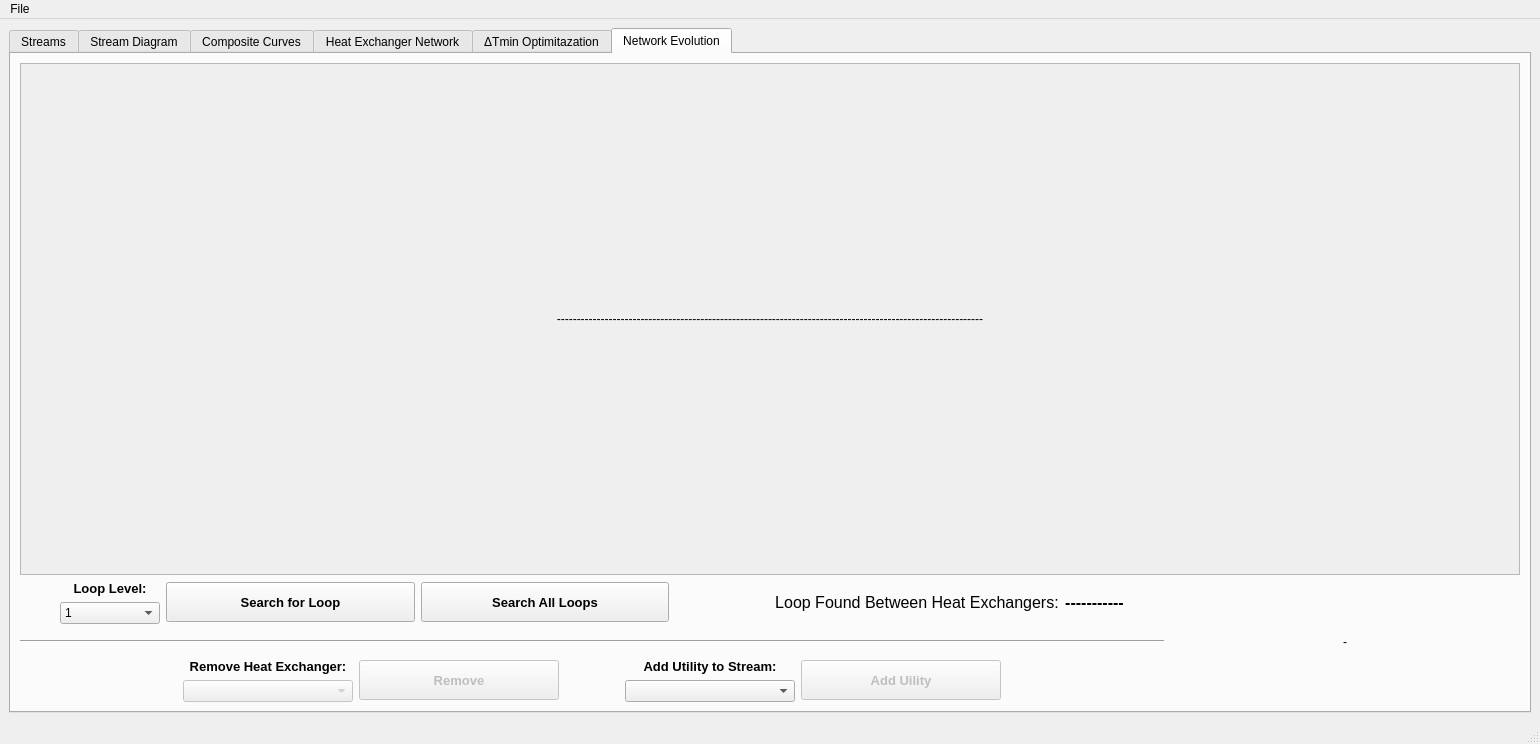
The window that interface/MPinch.ui (CarlosTadeuVassoler/MPinch) describes before a commit, drawn with Qt 5.
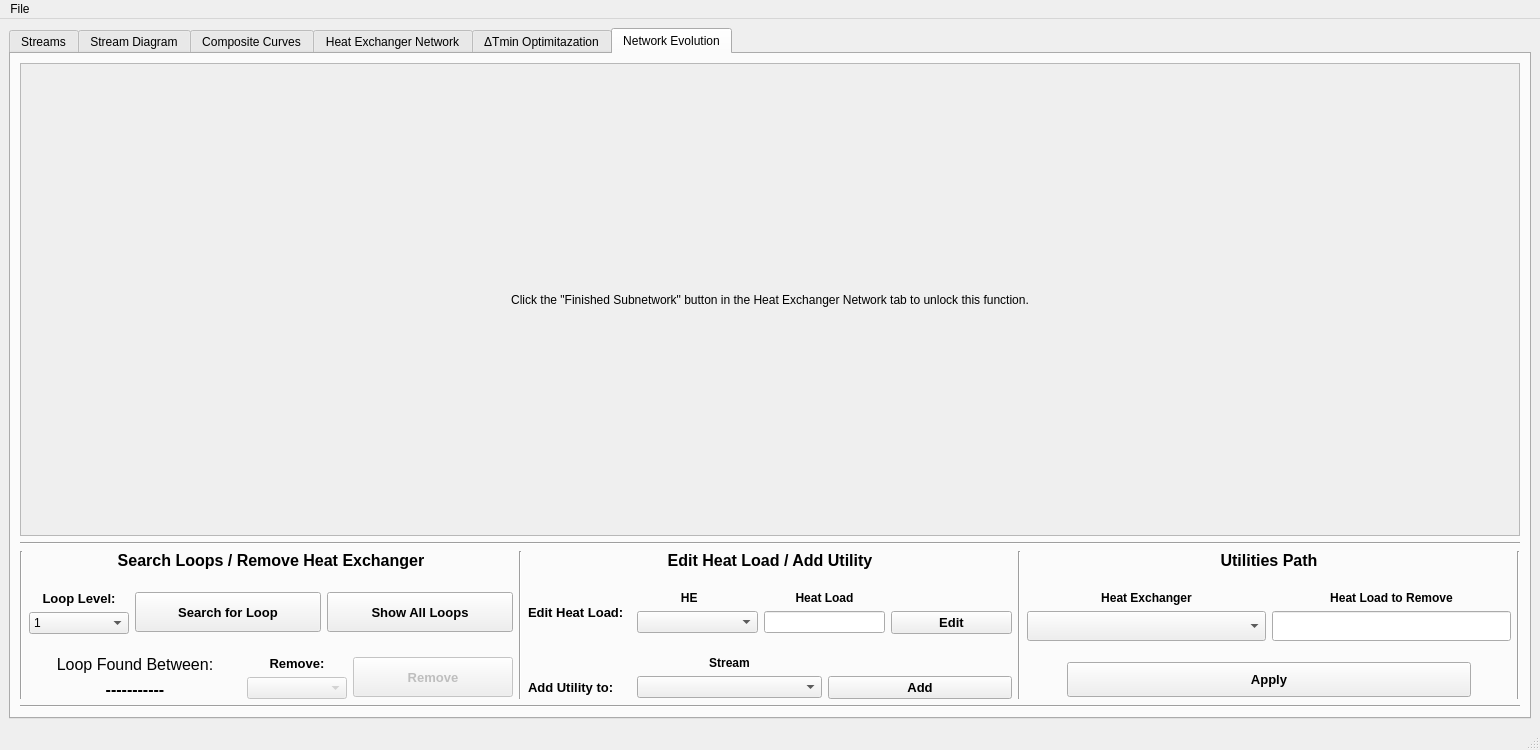
The same window after the commit. The open tabs and pages were chosen to show the change.

What changed in the file:
```diff
--- a/interface/MPinch.ui
+++ b/interface/MPinch.ui
@@ -7,7 +7,7 @@
     <x>0</x>
     <y>0</y>
     <width>1540</width>
-    <height>744</height>
+    <height>750</height>
    </rect>
   </property>
   <property name="sizePolicy">
@@ -874,17 +874,20 @@
              </widget>
             </item>
             <item>
-             <widget class="QLabel" name="label_2">
-              <property name="minimumSize">
+             <spacer name="horizontalSpacer_20">
+              <property name="orientation">
+               <enum>Qt::Horizontal</enum>
+              </property>
+              <property name="sizeType">
+               <enum>QSizePolicy::Fixed</enum>
+              </property>
+              <property name="sizeHint" stdset="0">
                <size>
-                <width>200</width>
-                <height>0</height>
+                <width>400</width>
+                <height>20</height>
                </size>
               </property>
-              <property name="text">
-               <string/>
-              </property>
-             </widget>
+             </spacer>
             </item>
            </layout>
           </item>
@@ -3713,7 +3716,7 @@
                <x>0</x>
                <y>0</y>
                <width>1494</width>
-               <height>488</height>
+               <height>440</height>
               </rect>
              </property>
              <layout class="QVBoxLayout" name="verticalLayout_16">
@@ -3728,7 +3731,7 @@
                    </size>
                   </property>
                   <property name="text">
-                   <string>-----------------------------------------------------------------------------------------------------------</string>
+                   <string>Click the &quot;Finished Subnetwork&quot; button in the Heat Exchanger Network tab to unlock this function.</string>
                   </property>
                   <property name="alignment">
                    <set>Qt::AlignCenter</set>
@@ -3741,34 +3744,82 @@
             </widget>
            </widget>
           </item>
+         </layout>
+        </item>
+        <item row="2" column="0">
+         <widget class="Line" name="line_16">
+          <property name="orientation">
+           <enum>Qt::Horizontal</enum>
+          </property>
+         </widget>
+        </item>
+        <item row="4" column="0">
+         <widget class="Line" name="line_17">
+          <property name="orientation">
+           <enum>Qt::Horizontal</enum>
+          </property>
+         </widget>
+        </item>
+        <item row="3" column="0">
+         <layout class="QVBoxLayout" name="verticalLayout_17">
           <item>
-           <layout class="QHBoxLayout" name="horizontalLayout_20">
+           <layout class="QHBoxLayout" name="manipulacoes">
             <item>
-             <layout class="QVBoxLayout" name="verticalLayout_18">
+             <widget class="Line" name="line_2">
+              <property name="orientation">
+               <enum>Qt::Vertical</enum>
+              </property>
+             </widget>
+            </item>
+            <item>
+             <layout class="QVBoxLayout" name="loops">
+              <item>
+               <widget class="QLabel" name="label_50">
+                <property name="sizePolicy">
+                 <sizepolicy hsizetype="Minimum" vsizetype="Maximum">
+                  <horstretch>0</horstretch>
+                  <verstretch>0</verstretch>
+                 </sizepolicy>
+                </property>
+                <property name="font">
+                 <font>
+                  <pointsize>12</pointsize>
+                  <weight>75</weight>
+                  <bold>true</bold>
+                 </font>
+                </property>
+                <property name="text">
+                 <string>Search Loops / Remove Heat Exchanger</string>
+                </property>
+                <property name="alignment">
+                 <set>Qt::AlignHCenter|Qt::AlignTop</set>
+                </property>
+               </widget>
+              </item>
+              <item>
+               <spacer name="verticalSpacer_3">
+                <property name="orientation">
+                 <enum>Qt::Vertical</enum>
+                </property>
+                <property name="sizeType">
+                 <enum>QSizePolicy::Fixed</enum>
+                </property>
+                <property name="sizeHint" stdset="0">
+                 <size>
+                  <width>20</width>
+                  <height>15</height>
+                 </size>
+                </property>
+               </spacer>
+              </item>
               <item>
                <layout class="QHBoxLayout" name="horizontalLayout_19">
-                <item>
-                 <spacer name="horizontalSpacer_17">
-                  <property name="orientation">
-                   <enum>Qt::Horizontal</enum>
-                  </property>
-                  <property name="sizeType">
-                   <enum>QSizePolicy::Fixed</enum>
-                  </property>
-                  <property name="sizeHint" stdset="0">
-                   <size>
-                    <width>40</width>
-                    <height>20</height>
-                   </size>
-                  </property>
-                 </spacer>
-                </item>
                 <item>
                  <layout class="QVBoxLayout" name="verticalLayout_12">
                   <item>
                    <widget class="QLabel" name="label">
                     <property name="sizePolicy">
-                     <sizepolicy hsizetype="Preferred" vsizetype="Preferred">
+                     <sizepolicy hsizetype="Preferred" vsizetype="Maximum">
                       <horstretch>0</horstretch>
                       <verstretch>0</verstretch>
                      </sizepolicy>
@@ -3803,6 +3854,12 @@
                   </item>
                   <item>
                    <widget class="QComboBox" name="nivel">
+                    <property name="sizePolicy">
+                     <sizepolicy hsizetype="Fixed" vsizetype="Maximum">
+                      <horstretch>0</horstretch>
+                      <verstretch>0</verstretch>
+                     </sizepolicy>
+                    </property>
                     <property name="minimumSize">
                      <size>
                       <width>100</width>
@@ -3811,7 +3868,7 @@
                     </property>
                     <property name="maximumSize">
                      <size>
-                      <width>100</width>
+                      <width>16777215</width>
                       <height>16777215</height>
                      </size>
                     </property>
@@ -3826,15 +3883,21 @@
                 </item>
                 <item>
                  <widget class="QPushButton" name="identificar_laco">
+                  <property name="sizePolicy">
+                   <sizepolicy hsizetype="Minimum" vsizetype="Fixed">
+                    <horstretch>0</horstretch>
+                    <verstretch>0</verstretch>
+                   </sizepolicy>
+                  </property>
                   <property name="minimumSize">
                    <size>
-                    <width>150</width>
+                    <width>180</width>
                     <height>40</height>
                    </size>
                   </property>
                   <property name="maximumSize">
                    <size>
-                    <width>300</width>
+                    <width>16777215</width>
                     <height>16777215</height>
                    </size>
                   </property>
@@ -3855,10 +3918,16 @@
                  <widget class="QPushButton" name="identificar_todos">
                   <property name="minimumSize">
                    <size>
-                    <width>150</width>
+                    <width>180</width>
                     <height>40</height>
                    </size>
                   </property>
+                  <property name="maximumSize">
+                   <size>
+                    <width>300</width>
+                    <height>16777215</height>
+                   </size>
+                  </property>
                   <property name="font">
                    <font>
                     <family>Arial</family>
@@ -3868,28 +3937,32 @@
                    </font>
                   </property>
                   <property name="text">
-                   <string>Search All Loops</string>
+                   <string>Show All Loops</string>
                   </property>
                  </widget>
                 </item>
+               </layout>
+              </item>
+              <item>
+               <spacer name="verticalSpacer_5">
+                <property name="orientation">
+                 <enum>Qt::Vertical</enum>
+                </property>
+                <property name="sizeType">
+                 <enum>QSizePolicy::Fixed</enum>
+                </property>
+                <property name="sizeHint" stdset="0">
+                 <size>
+                  <width>20</width>
+                  <height>15</height>
+                 </size>
+                </property>
+               </spacer>
+              </item>
+              <item>
+               <layout class="QHBoxLayout" name="horizontalLayout_21">
                 <item>
-                 <spacer name="horizontalSpacer">
-                  <property name="orientation">
-                   <enum>Qt::Horizontal</enum>
-                  </property>
-                  <property name="sizeType">
-                   <enum>QSizePolicy::Maximum</enum>
-                  </property>
-                  <property name="sizeHint" stdset="0">
-                   <size>
-                    <width>100</width>
-                    <height>20</height>
-                   </size>
-                  </property>
-                 </spacer>
-                </item>
-                <item>
-                 <layout class="QHBoxLayout" name="horizontalLayout_22">
+                 <layout class="QVBoxLayout" name="verticalLayout_18">
                   <item>
                    <widget class="QLabel" name="label_7">
                     <property name="font">
@@ -3901,7 +3974,7 @@
                      </font>
                     </property>
                     <property name="text">
-                     <string>Loop Found Between Heat Exchangers:</string>
+                     <string>Loop Found Between:</string>
                     </property>
                     <property name="alignment">
                      <set>Qt::AlignCenter</set>
@@ -3929,90 +4002,18 @@
                  </layout>
                 </item>
                 <item>
-                 <spacer name="horizontalSpacer_15">
-                  <property name="orientation">
-                   <enum>Qt::Horizontal</enum>
-                  </property>
-                  <property name="sizeType">
-                   <enum>QSizePolicy::Fixed</enum>
-                  </property>
-                  <property name="sizeHint" stdset="0">
-                   <size>
-                    <width>40</width>
-                    <height>20</height>
-                   </size>
-                  </property>
-                 </spacer>
-                </item>
-               </layout>
-              </item>
-              <item>
-               <spacer name="verticalSpacer_4">
-                <property name="orientation">
-                 <enum>Qt::Vertical</enum>
-                </property>
-                <property name="sizeType">
-                 <enum>QSizePolicy::Maximum</enum>
-                </property>
-                <property name="sizeHint" stdset="0">
-                 <size>
-                  <width>20</width>
-                  <height>10</height>
-                 </size>
-                </property>
-               </spacer>
-              </item>
-              <item>
-               <widget class="Line" name="line_2">
-                <property name="orientation">
-                 <enum>Qt::Horizontal</enum>
-                </property>
-               </widget>
-              </item>
-              <item>
-               <spacer name="verticalSpacer">
-                <property name="orientation">
-                 <enum>Qt::Vertical</enum>
-                </property>
-                <property name="sizeType">
-                 <enum>QSizePolicy::Maximum</enum>
-                </property>
-                <property name="sizeHint" stdset="0">
-                 <size>
-                  <width>20</width>
-                  <height>10</height>
-                 </size>
-                </property>
-               </spacer>
-              </item>
-              <item>
-               <layout class="QHBoxLayout" name="horizontalLayout_21">
-                <item>
-                 <spacer name="horizontalSpacer_14">
-                  <property name="orientation">
-                   <enum>Qt::Horizontal</enum>
-                  </property>
-                  <property name="sizeHint" stdset="0">
-                   <size>
-                    <width>40</width>
-                    <height>20</height>
-                   </size>
-                  </property>
-                 </spacer>
-                </item>
-                <item>
                  <layout class="QVBoxLayout" name="verticalLayout_9">
                   <item>
                    <widget class="QLabel" name="label_8">
                     <property name="minimumSize">
                      <size>
-                      <width>170</width>
+                      <width>0</width>
                       <height>0</height>
                      </size>
                     </property>
                     <property name="maximumSize">
                      <size>
-                      <width>200</width>
+                      <width>100</width>
                       <height>16777215</height>
                      </size>
                     </property>
@@ -4025,7 +4026,7 @@
                      </font>
                     </property>
                     <property name="text">
-                     <string>Remove Heat Exchanger:</string>
+                     <string>Remove:</string>
                     </property>
                     <property name="alignment">
                      <set>Qt::AlignCenter</set>
@@ -4037,15 +4038,21 @@
                     <property name="enabled">
                      <bool>false</bool>
                     </property>
+                    <property name="sizePolicy">
+                     <sizepolicy hsizetype="Fixed" vsizetype="Fixed">
+                      <horstretch>0</horstretch>
+                      <verstretch>0</verstretch>
+                     </sizepolicy>
+                    </property>
                     <property name="minimumSize">
                      <size>
-                      <width>170</width>
+                      <width>100</width>
                       <height>0</height>
                      </size>
                     </property>
                     <property name="maximumSize">
                      <size>
-                      <width>200</width>
+                      <width>16777215</width>
                       <height>16777215</height>
                      </size>
                     </property>
@@ -4061,9 +4068,15 @@
                   <property name="enabled">
                    <bool>false</bool>
                   </property>
+                  <property name="sizePolicy">
+                   <sizepolicy hsizetype="Fixed" vsizetype="Fixed">
+                    <horstretch>0</horstretch>
+                    <verstretch>0</verstretch>
+                   </sizepolicy>
+                  </property>
                   <property name="minimumSize">
                    <size>
-                    <width>200</width>
+                    <width>160</width>
                     <height>40</height>
                    </size>
                   </property>
@@ -4080,69 +4093,532 @@
                   </property>
                  </widget>
                 </item>
+               </layout>
+              </item>
+             </layout>
+            </item>
+            <item>
+             <widget class="Line" name="line_13">
+              <property name="orientation">
+               <enum>Qt::Vertical</enum>
+              </property>
+             </widget>
+            </item>
+            <item>
+             <layout class="QVBoxLayout" name="calor_e_utilidade">
+              <item>
+               <widget class="QLabel" name="label_2">
+                <property name="sizePolicy">
+                 <sizepolicy hsizetype="Minimum" vsizetype="Maximum">
+                  <horstretch>0</horstretch>
+                  <verstretch>0</verstretch>
+                 </sizepolicy>
+                </property>
+                <property name="font">
+                 <font>
+                  <pointsize>12</pointsize>
+                  <weight>75</weight>
+                  <bold>true</bold>
+                 </font>
+                </property>
+                <property name="text">
+                 <string>Edit Heat Load / Add Utility</string>
+                </property>
+                <property name="alignment">
+                 <set>Qt::AlignHCenter|Qt::AlignTop</set>
+                </property>
+               </widget>
+              </item>
+              <item>
+               <spacer name="verticalSpacer_4">
+                <property name="orientation">
+                 <enum>Qt::Vertical</enum>
+                </property>
+                <property name="sizeType">
+                 <enum>QSizePolicy::Fixed</enum>
+                </property>
+                <property name="sizeHint" stdset="0">
+                 <size>
+                  <width>20</width>
+                  <height>15</height>
+                 </size>
+                </property>
+               </spacer>
+              </item>
+              <item>
+               <layout class="QHBoxLayout" name="horizontalLayout_22">
                 <item>
-                 <spacer name="horizontalSpacer_2">
-                  <property name="orientation">
-                   <enum>Qt::Horizontal</enum>
+                 <widget class="QLabel" name="label_44">
+                  <property name="sizePolicy">
+                   <sizepolicy hsizetype="Fixed" vsizetype="Maximum">
+                    <horstretch>0</horstretch>
+                    <verstretch>0</verstretch>
+                   </sizepolicy>
                   </property>
-                  <property name="sizeType">
-                   <enum>QSizePolicy::Fixed</enum>
-                  </property>
-                  <property name="sizeHint" stdset="0">
+                  <property name="minimumSize">
                    <size>
-                    <width>60</width>
-                    <height>20</height>
+                    <width>103</width>
+                    <height>0</height>
                    </size>
                   </property>
-                 </spacer>
+                  <property name="font">
+                   <font>
+                    <pointsize>10</pointsize>
+                    <weight>75</weight>
+                    <bold>true</bold>
+                   </font>
+                  </property>
+                  <property name="text">
+                   <string>Edit Heat Load: </string>
+                  </property>
+                 </widget>
                 </item>
                 <item>
                  <layout class="QVBoxLayout" name="verticalLayout_19">
                   <item>
+                   <layout class="QHBoxLayout" name="horizontalLayout_35">
+                    <item>
+                     <widget class="QLabel" name="label_45">
+                      <property name="sizePolicy">
+                       <sizepolicy hsizetype="Minimum" vsizetype="Maximum">
+                        <horstretch>0</horstretch>
+                        <verstretch>0</verstretch>
+                       </sizepolicy>
+                      </property>
+                      <property name="font">
+                       <font>
+                        <weight>75</weight>
+                        <bold>true</bold>
+                       </font>
+                      </property>
+                      <property name="text">
+                       <string>HE     </string>
+                      </property>
+                      <property name="alignment">
+                       <set>Qt::AlignCenter</set>
+                      </property>
+                     </widget>
+                    </item>
+                    <item>
+                     <widget class="QLabel" name="label_46">
+                      <property name="sizePolicy">
+                       <sizepolicy hsizetype="Minimum" vsizetype="Maximum">
+                        <horstretch>0</horstretch>
+                        <verstretch>0</verstretch>
+                       </sizepolicy>
+                      </property>
+                      <property name="maximumSize">
+                       <size>
+                        <width>16777215</width>
+                        <height>16777215</height>
+                       </size>
+                      </property>
+                      <property name="font">
+                       <font>
+                        <weight>75</weight>
+                        <bold>true</bold>
+                       </font>
+                      </property>
+                      <property name="text">
+                       <string>Heat Load</string>
+                      </property>
+                      <property name="alignment">
+                       <set>Qt::AlignCenter</set>
+                      </property>
+                     </widget>
+                    </item>
+                    <item>
+                     <widget class="QLabel" name="label_49">
+                      <property name="sizePolicy">
+                       <sizepolicy hsizetype="Minimum" vsizetype="Maximum">
+                        <horstretch>0</horstretch>
+                        <verstretch>0</verstretch>
+                       </sizepolicy>
+                      </property>
+                      <property name="maximumSize">
+                       <size>
+                        <width>16777215</width>
+                        <height>16777215</height>
+                       </size>
+                      </property>
+                      <property name="text">
+                       <string/>
+                      </property>
+                     </widget>
+                    </item>
+                   </layout>
+                  </item>
+                  <item>
+                   <layout class="QHBoxLayout" name="horizontalLayout_20">
+                    <item>
+                     <widget class="QComboBox" name="comboBox">
+                      <property name="sizePolicy">
+                       <sizepolicy hsizetype="Minimum" vsizetype="Maximum">
+                        <horstretch>0</horstretch>
+                        <verstretch>0</verstretch>
+                       </sizepolicy>
+                      </property>
+                      <property name="layoutDirection">
+                       <enum>Qt::LeftToRight</enum>
+                      </property>
+                     </widget>
+                    </item>
+                    <item>
+                     <widget class="QLineEdit" name="lineEdit">
+                      <property name="sizePolicy">
+                       <sizepolicy hsizetype="Minimum" vsizetype="Maximum">
+                        <horstretch>0</horstretch>
+                        <verstretch>0</verstretch>
+                       </sizepolicy>
+                      </property>
+                      <property name="maximumSize">
+                       <size>
+                        <width>16777215</width>
+                        <height>16777215</height>
+                       </size>
+                      </property>
+                     </widget>
+                    </item>
+                    <item>
+                     <widget class="QPushButton" name="pushButton">
+                      <property name="sizePolicy">
+                       <sizepolicy hsizetype="Minimum" vsizetype="Maximum">
+                        <horstretch>0</horstretch>
+                        <verstretch>0</verstretch>
+                       </sizepolicy>
+                      </property>
+                      <property name="maximumSize">
+                       <size>
+                        <width>16777215</width>
+                        <height>16777215</height>
+                       </size>
+                      </property>
+                      <property name="font">
+                       <font>
+                        <family>Arial</family>
+                        <pointsize>10</pointsize>
+                        <weight>75</weight>
+                        <bold>true</bold>
+                       </font>
+                      </property>
+                      <property name="text">
+                       <string>Edit</string>
+                      </property>
+                     </widget>
+                    </item>
+                   </layout>
+                  </item>
+                 </layout>
+                </item>
+               </layout>
+              </item>
+              <item>
+               <spacer name="verticalSpacer_6">
+                <property name="orientation">
+                 <enum>Qt::Vertical</enum>
+                </property>
+                <property name="sizeType">
+                 <enum>QSizePolicy::Fixed</enum>
+                </property>
+                <property name="sizeHint" stdset="0">
+                 <size>
+                  <width>20</width>
+                  <height>15</height>
+                 </size>
+                </property>
+               </spacer>
+              </item>
+              <item>
+               <layout class="QVBoxLayout" name="verticalLayout_22">
+                <item>
+                 <layout class="QHBoxLayout" name="horizontalLayout_40">
+                  <item>
+                   <widget class="QLabel" name="label_53">
+                    <property name="sizePolicy">
+                     <sizepolicy hsizetype="Maximum" vsizetype="Preferred">
+                      <horstretch>0</horstretch>
+                      <verstretch>0</verstretch>
+                     </sizepolicy>
+                    </property>
+                    <property name="minimumSize">
+                     <size>
+                      <width>103</width>
+                      <height>0</height>
+                     </size>
+                    </property>
+                    <property name="text">
+                     <string/>
+                    </property>
+                   </widget>
+                  </item>
+                  <item>
+                   <widget class="QLabel" name="label_52">
+                    <property name="font">
+                     <font>
+                      <weight>75</weight>
+                      <bold>true</bold>
+                     </font>
+                    </property>
+                    <property name="text">
+                     <string>Stream</string>
+                    </property>
+                    <property name="alignment">
+                     <set>Qt::AlignCenter</set>
+                    </property>
+                   </widget>
+                  </item>
+                  <item>
+                   <widget class="QLabel" name="label_51">
+                    <property name="sizePolicy">
+                     <sizepolicy hsizetype="Minimum" vsizetype="Preferred">
+                      <horstretch>0</horstretch>
+                      <verstretch>0</verstretch>
+                     </sizepolicy>
+                    </property>
+                    <property name="text">
+                     <string/>
+                    </property>
+                   </widget>
+                  </item>
+                 </layout>
+                </item>
+                <item>
+                 <layout class="QHBoxLayout" name="horizontalLayout_32">
+                  <item>
                    <widget class="QLabel" name="label_14">
-                    <property name="font">
-                     <font>
-                      <family>Arial</family>
-                      <pointsize>10</pointsize>
-                      <weight>75</weight>
-                      <bold>true</bold>
-                     </font>
+                    <property name="sizePolicy">
+                     <sizepolicy hsizetype="Fixed" vsizetype="Preferred">
+                      <horstretch>0</horstretch>
+                      <verstretch>0</verstretch>
+                     </sizepolicy>
                     </property>
-                    <property name="text">
-                     <string>Add Utility to Stream:</string>
-                    </property>
-                    <property name="alignment">
-                     <set>Qt::AlignCenter</set>
-                    </property>
-                   </widget>
-                  </item>
-                  <item>
-                   <widget class="QComboBox" name="comboutil">
                     <property name="minimumSize">
                      <size>
-                      <width>170</width>
+                      <width>103</width>
                       <height>0</height>
                      </size>
                     </property>
-                    <property name="maximumSize">
-                     <size>
-                      <width>200</width>
-                      <height>16777215</height>
-                     </size>
+                    <property name="font">
+                     <font>
+                      <pointsize>10</pointsize>
+                      <weight>75</weight>
+                      <bold>true</bold>
+                     </font>
+                    </property>
+                    <property name="text">
+                     <string>Add Utility to:</string>
+                    </property>
+                   </widget>
+                  </item>
+                  <item>
+                   <widget class="QComboBox" name="comboBox_3">
+                    <property name="sizePolicy">
+                     <sizepolicy hsizetype="Preferred" vsizetype="Maximum">
+                      <horstretch>0</horstretch>
+                      <verstretch>0</verstretch>
+                     </sizepolicy>
+                    </property>
+                   </widget>
+                  </item>
+                  <item>
+                   <widget class="QPushButton" name="pushButton_2">
+                    <property name="sizePolicy">
+                     <sizepolicy hsizetype="Minimum" vsizetype="Maximum">
+                      <horstretch>0</horstretch>
+                      <verstretch>0</verstretch>
+                     </sizepolicy>
+                    </property>
+                    <property name="font">
+                     <font>
+                      <family>Arial</family>
+                      <pointsize>10</pointsize>
+                      <weight>75</weight>
+                      <bold>true</bold>
+                     </font>
+                    </property>
+                    <property name="text">
+                     <string>Add</string>
                     </property>
                    </widget>
                   </item>
                  </layout>
                 </item>
+               </layout>
+              </item>
+             </layout>
+            </item>
+            <item>
+             <widget class="Line" name="line_14">
+              <property name="orientation">
+               <enum>Qt::Vertical</enum>
+              </property>
+             </widget>
+            </item>
+            <item>
+             <layout class="QVBoxLayout" name="path">
+              <item>
+               <widget class="QLabel" name="label_41">
+                <property name="sizePolicy">
+                 <sizepolicy hsizetype="Minimum" vsizetype="Maximum">
+                  <horstretch>0</horstretch>
+                  <verstretch>0</verstretch>
+                 </sizepolicy>
+                </property>
+                <property name="font">
+                 <font>
+                  <pointsize>12</pointsize>
+                  <weight>75</weight>
+                  <bold>true</bold>
+                 </font>
+                </property>
+                <property name="text">
+                 <string>Utilities Path</string>
+                </property>
+                <property name="alignment">
+                 <set>Qt::AlignHCenter|Qt::AlignTop</set>
+                </property>
+               </widget>
+              </item>
+              <item>
+               <spacer name="verticalSpacer">
+                <property name="orientation">
+                 <enum>Qt::Vertical</enum>
+                </property>
+                <property name="sizeType">
+                 <enum>QSizePolicy::Fixed</enum>
+                </property>
+                <property name="sizeHint" stdset="0">
+                 <size>
+                  <width>20</width>
+                  <height>15</height>
+                 </size>
+                </property>
+               </spacer>
+              </item>
+              <item>
+               <layout class="QHBoxLayout" name="horizontalLayout_34">
                 <item>
-                 <widget class="QPushButton" name="addutil">
-                  <property name="enabled">
-                   <bool>false</bool>
+                 <widget class="QLabel" name="label_42">
+                  <property name="sizePolicy">
+                   <sizepolicy hsizetype="Preferred" vsizetype="Maximum">
+                    <horstretch>0</horstretch>
+                    <verstretch>0</verstretch>
+                   </sizepolicy>
                   </property>
+                  <property name="font">
+                   <font>
+                    <weight>75</weight>
+                    <bold>true</bold>
+                   </font>
+                  </property>
+                  <property name="text">
+                   <string>Heat Exchanger</string>
+                  </property>
+                  <property name="alignment">
+                   <set>Qt::AlignCenter</set>
+                  </property>
+                 </widget>
+                </item>
+                <item>
+                 <widget class="QLabel" name="label_43">
+                  <property name="sizePolicy">
+                   <sizepolicy hsizetype="Preferred" vsizetype="Maximum">
+                    <horstretch>0</horstretch>
+                    <verstretch>0</verstretch>
+                   </sizepolicy>
+                  </property>
+                  <property name="font">
+                   <font>
+                    <weight>75</weight>
+                    <bold>true</bold>
+                   </font>
+                  </property>
+                  <property name="text">
+                   <string>Heat Load to Remove</string>
+                  </property>
+                  <property name="alignment">
+                   <set>Qt::AlignCenter</set>
+                  </property>
+                 </widget>
+                </item>
+               </layout>
+              </item>
+              <item>
+               <layout class="QHBoxLayout" name="horizontalLayout_33">
+                <item>
+                 <widget class="QComboBox" name="comboBox_4">
+                  <property name="sizePolicy">
+                   <sizepolicy hsizetype="Minimum" vsizetype="Fixed">
+                    <horstretch>0</horstretch>
+                    <verstretch>0</verstretch>
+                   </sizepolicy>
+                  </property>
                   <property name="minimumSize">
                    <size>
-                    <width>200</width>
-                    <height>40</height>
+                    <width>0</width>
+                    <height>30</height>
+                   </size>
+                  </property>
+                 </widget>
+                </item>
+                <item>
+                 <widget class="QLineEdit" name="lineEdit_3">
+                  <property name="sizePolicy">
+                   <sizepolicy hsizetype="Minimum" vsizetype="Fixed">
+                    <horstretch>0</horstretch>
+                    <verstretch>0</verstretch>
+                   </sizepolicy>
+                  </property>
+                  <property name="minimumSize">
+                   <size>
+                    <width>0</width>
+                    <height>30</height>
+                   </size>
+                  </property>
+                 </widget>
+                </item>
+               </layout>
+              </item>
+              <item>
+               <spacer name="verticalSpacer_7">
+                <property name="orientation">
+                 <enum>Qt::Vertical</enum>
+                </property>
+                <property name="sizeType">
+                 <enum>QSizePolicy::Fixed</enum>
+                </property>
+                <property name="sizeHint" stdset="0">
+                 <size>
+                  <width>20</width>
+                  <height>15</height>
+                 </size>
+                </property>
+               </spacer>
+              </item>
+              <item>
+               <layout class="QHBoxLayout" name="horizontalLayout_38">
+                <item>
+                 <spacer name="horizontalSpacer_15">
+                  <property name="orientation">
+                   <enum>Qt::Horizontal</enum>
+                  </property>
+                  <property name="sizeType">
+                   <enum>QSizePolicy::Fixed</enum>
+                  </property>
+                  <property name="sizeHint" stdset="0">
+                   <size>
+                    <width>40</width>
+                    <height>20</height>
+                   </size>
+                  </property>
+                 </spacer>
+                </item>
+                <item>
+                 <widget class="QPushButton" name="pushButton_3">
+                  <property name="minimumSize">
+                   <size>
+                    <width>0</width>
+                    <height>35</height>
                    </size>
                   </property>
                   <property name="font">
@@ -4154,15 +4630,18 @@
                    </font>
                   </property>
                   <property name="text">
-                   <string>Add Uility</string>
+                   <string>Apply</string>
                   </property>
                  </widget>
                 </item>
                 <item>
-                 <spacer name="horizontalSpacer_16">
+                 <spacer name="horizontalSpacer_14">
                   <property name="orientation">
                    <enum>Qt::Horizontal</enum>
                   </property>
+                  <property name="sizeType">
+                   <enum>QSizePolicy::Fixed</enum>
+                  </property>
                   <property name="sizeHint" stdset="0">
                    <size>
                     <width>40</width>
@@ -4176,24 +4655,9 @@
              </layout>
             </item>
             <item>
-             <widget class="QLabel" name="legenda">
-              <property name="minimumSize">
-               <size>
-                <width>350</width>
-                <height>0</height>
-               </size>
-              </property>
-              <property name="maximumSize">
-               <size>
-                <width>350</width>
-                <height>16777215</height>
-               </size>
-              </property>
-              <property name="text">
-               <string>-</string>
-              </property>
-              <property name="alignment">
-               <set>Qt::AlignCenter</set>
+             <widget class="Line" name="line_15">
+              <property name="orientation">
+               <enum>Qt::Vertical</enum>
               </property>
              </widget>
             </item>
```
Left out of the diff: 273 changed lines with no effect on the pictures.
